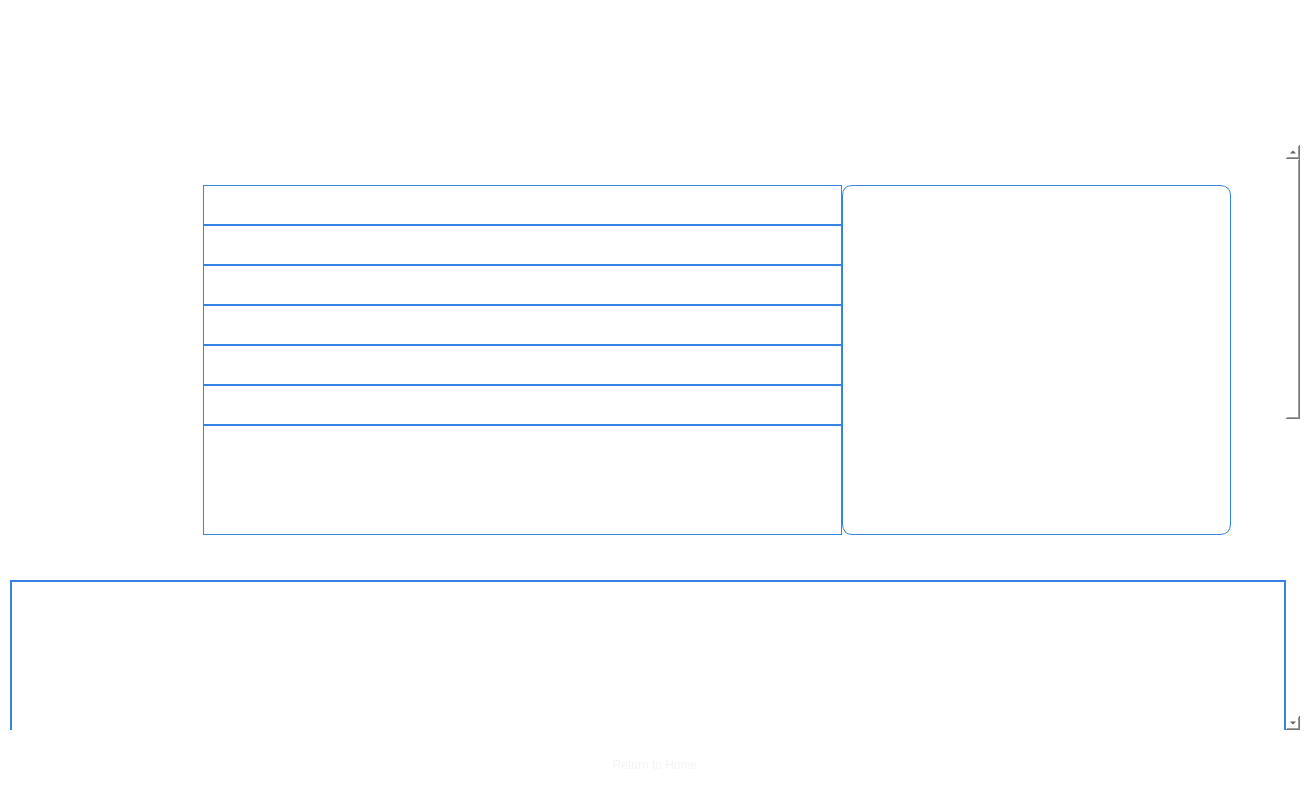
Old version of the form forms/Page_6.ui in the repository apollo-k22/FaceAI-Product.
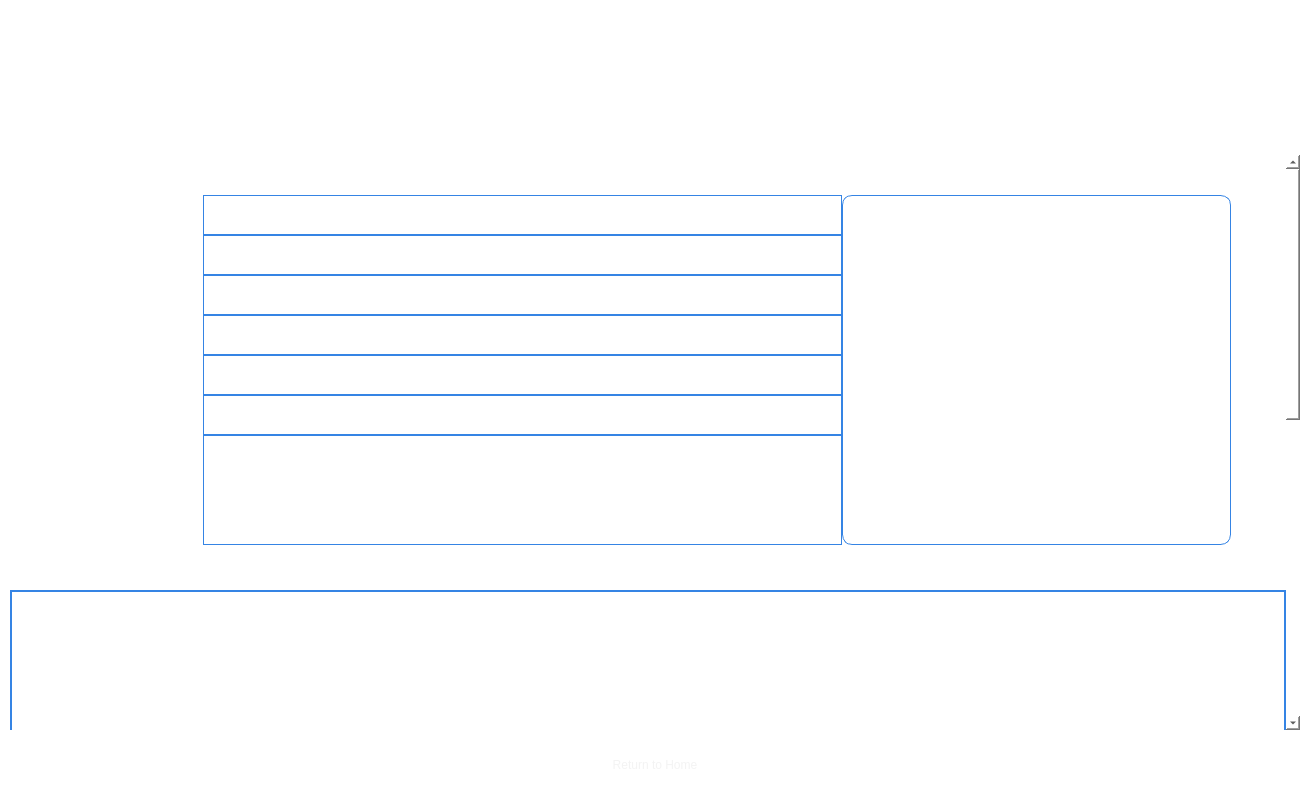
New version of the form. Icons and pictures are not drawn.

```diff
--- a/forms/Page_6.ui
+++ b/forms/Page_6.ui
@@ -125,6 +125,9 @@
        <property name="rightMargin">
         <number>0</number>
        </property>
+       <property name="bottomMargin">
+        <number>10</number>
+       </property>
        <item>
         <layout class="QHBoxLayout" name="horizontalLayout_4">
          <property name="spacing">
```
